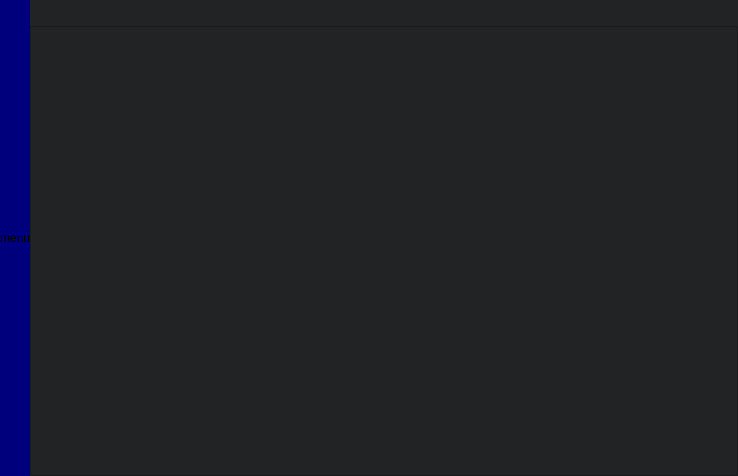
First picture: the form in mainwindow.ui, repository nothanley/ModManager, before the edit.
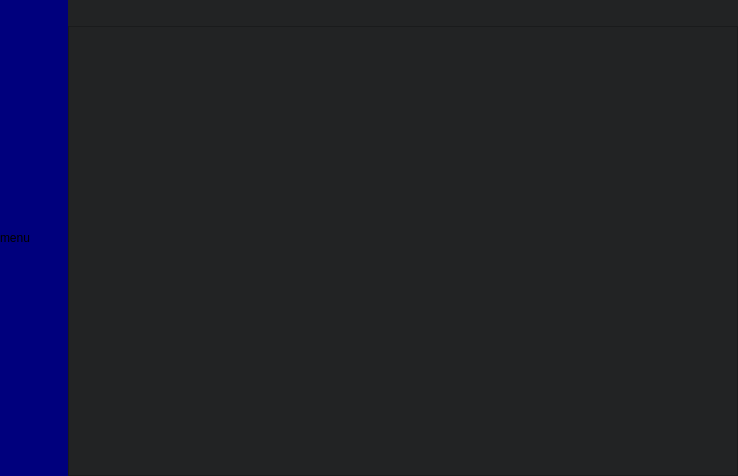
Second picture: the form after the edit. Icons and pictures are not drawn.

Diff of the .ui file:
```diff
--- a/mainwindow.ui
+++ b/mainwindow.ui
@@ -14,19 +14,47 @@
    <string>MainWindow</string>
   </property>
   <property name="styleSheet">
-   <string notr="true">BurgerMenu  { background-color: black;   }
-#BurgerMenu  { background-color: black;   }
+   <string notr="true">BurgerMenu  {
+ background-color: black;   
+}
+
+#BurgerMenu  {
+ background-color: black; 
+  }
+
 #BurgerButton  {
 	background-color: black; 
 	color: rgb(255, 255, 255);
 	font-size: 18px;
+	border-left: 20px;
+	border-right: 20px;
 }
 
-#BurgerButton:hover         { background-color: #3480D2; }
-#BurgerButton:checked       { background-color: #106EBE; }
-#BurgerButton:checked:hover { background-color: #3480D2; }
-#MainBurgerButton           { background-color: black;   border: none; }
-#MainBurgerButton:hover     { background-color: #333;    }
+#BurgerButton:hover         {
+ background-image: url(:/icons/icon-hover.png);
+}
+
+#BurgerButton:pressed       {
+ background-image: url(:/icons/icon-highlight.png); 
+}
+
+#BurgerButton:checked       { 
+background-image: url(:/icons/icon-highlight.png);
+ }
+
+#BurgerButton:checked:hover {
+ background-image: url(:/icons/icon-highlight.png);
+}
+
+#MainBurgerButton           { 
+	background-color: black; 
+  border: none; 
+}
+
+#MainBurgerButton:hover     {
+ background-image: url(:/icons/icon-hover.png);  
+ }
+
 
 QPushButton {
 background-color: rgba(0,0,0,0);
@@ -59,23 +87,20 @@
     <property name="spacing">
      <number>0</number>
     </property>
-    <item row="1" column="1">
-     <widget class="QFrame" name="BodyDummy">
-      <property name="styleSheet">
-       <string notr="true">QWidget{
-	background-color: rgb(34, 35, 36);
-}</string>
-      </property>
-      <property name="frameShape">
-       <enum>QFrame::StyledPanel</enum>
-      </property>
-      <property name="frameShadow">
-       <enum>QFrame::Raised</enum>
-      </property>
-     </widget>
-    </item>
-    <item row="0" column="0" rowspan="2">
+    <item row="0" column="1" rowspan="2">
      <widget class="QLabel" name="SideBarDummy">
+      <property name="minimumSize">
+       <size>
+        <width>68</width>
+        <height>48</height>
+       </size>
+      </property>
+      <property name="maximumSize">
+       <size>
+        <width>68</width>
+        <height>16000000</height>
+       </size>
+      </property>
       <property name="styleSheet">
        <string notr="true">background-color: rgb(0, 0, 125);</string>
       </property>
@@ -84,7 +109,7 @@
       </property>
      </widget>
     </item>
-    <item row="0" column="1">
+    <item row="0" column="3">
      <widget class="QWidget" name="Toolbar" native="true">
       <property name="maximumSize">
        <size>
@@ -200,6 +225,22 @@
       </layout>
      </widget>
     </item>
+    <item row="1" column="3">
+     <widget class="QFrame" name="BodyDummy">
+      <property name="styleSheet">
+       <string notr="true">QWidget{
+	background-color: rgb(34, 35, 36);
+}</string>
+      </property>
+      <property name="frameShape">
+       <enum>QFrame::StyledPanel</enum>
+      </property>
+      <property name="frameShadow">
+       <enum>QFrame::Raised</enum>
+      </property>
+      <layout class="QGridLayout" name="gridLayout_2"/>
+     </widget>
+    </item>
    </layout>
   </widget>
  </widget>
```
